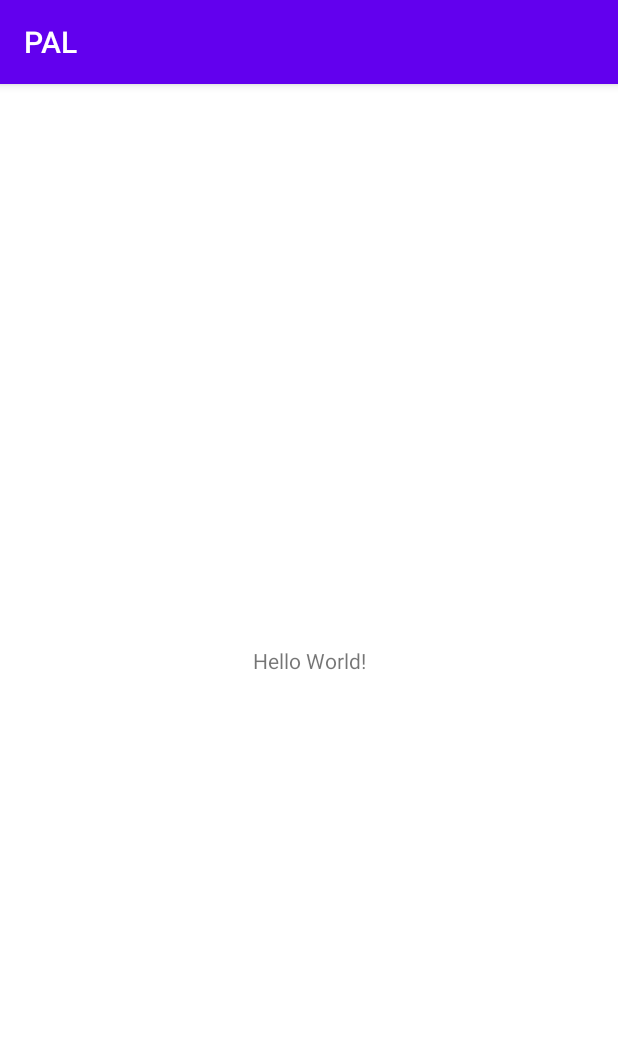
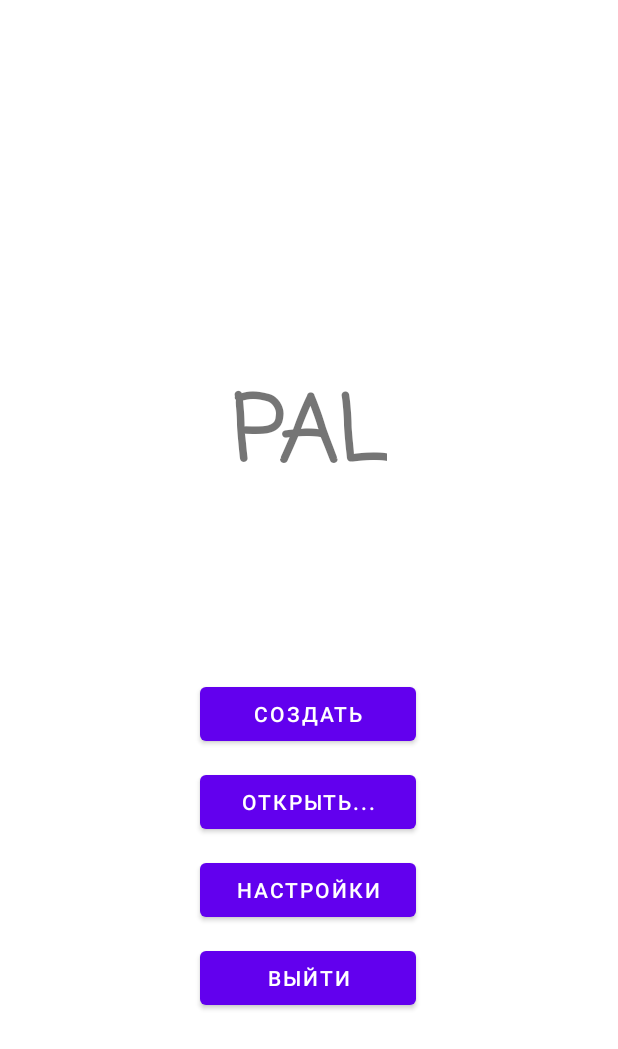
Before and after one commit to IvanVanPAL/PAL, an Android app: the screen it shows after launch (MainActivity), on a phone screen of 412 x 824 dp. Shown: the top 1049 px of the screen. Run offline under Robolectric (Android 15) with nearby library versions, the phone set to English and light mode, and no system bars.

Commit message:
Commit #1. Добавление нескольких макетов, реализация переходов между ними, кнопка выхода.

```diff
--- a/app/src/main/AndroidManifest.xml
+++ b/app/src/main/AndroidManifest.xml
@@ -18,6 +18,9 @@
                 <category android:name="android.intent.category.LAUNCHER" />
             </intent-filter>
         </activity>
+        <activity android:name=".EditorActivity"/>
+        <activity android:name=".OptionsActivity"/>
+
     </application>
 
 </manifest>
--- a/app/src/main/res/layout/activity_main.xml
+++ b/app/src/main/res/layout/activity_main.xml
@@ -6,13 +6,70 @@
     android:layout_height="match_parent"
     tools:context=".MainActivity">
 
-    <TextView
+    <LinearLayout
+        android:id="@+id/linearLayout"
+        android:layout_width="300dp"
+        android:layout_height="351dp"
+        android:layout_marginBottom="84dp"
+        android:gravity="center_horizontal|center_vertical"
+        android:orientation="vertical"
+        app:layout_constraintBottom_toBottomOf="parent"
+        app:layout_constraintEnd_toEndOf="parent"
+        app:layout_constraintHorizontal_bias="0.495"
+        app:layout_constraintStart_toStartOf="parent">
+
+        <Button
+            android:id="@+id/butCreate"
+            android:layout_width="144dp"
+            android:layout_height="wrap_content"
+            android:layout_margin="5dp"
+            android:onClick="onOpenClick"
+            android:text="Создать" />
+
+        <Button
+            android:id="@+id/butOpen"
+            android:layout_width="144dp"
+            android:layout_height="wrap_content"
+            android:layout_margin="5dp"
+            android:onClick="onOpenClick"
+            android:text="Открыть..." />
+
+        <Button
+            android:id="@+id/butOptions"
+            android:layout_width="144dp"
+            android:layout_height="wrap_content"
+            android:layout_margin="5dp"
+            android:text="Настройки" />
+
+        <Button
+            android:id="@+id/butExit"
+            android:layout_width="144dp"
+            android:layout_height="wrap_content"
+            android:layout_margin="5dp"
+            android:onClick="onExitClick"
+            android:text="Выйти" />
+
+    </LinearLayout>
+
+    <androidx.constraintlayout.widget.Guideline
+        android:id="@+id/guideline2"
         android:layout_width="wrap_content"
         android:layout_height="wrap_content"
-        android:text="Hello World!"
-        app:layout_constraintBottom_toBottomOf="parent"
-        app:layout_constraintLeft_toLeftOf="parent"
-        app:layout_constraintRight_toRightOf="parent"
-        app:layout_constraintTop_toTopOf="parent" />
+        android:orientation="horizontal"
+        app:layout_constraintGuide_begin="20dp" />
+
+    <TextView
+        android:id="@+id/labelMain"
+        android:layout_width="wrap_content"
+        android:layout_height="wrap_content"
+        android:fontFamily="casual"
+        android:text="PAL"
+        android:textSize="60sp"
+        android:textStyle="bold"
+        app:layout_constraintBottom_toTopOf="@+id/linearLayout"
+        app:layout_constraintEnd_toEndOf="parent"
+        app:layout_constraintStart_toStartOf="parent"
+        app:layout_constraintTop_toTopOf="parent"
+        app:layout_constraintVertical_bias="0.824" />
 
 </androidx.constraintlayout.widget.ConstraintLayout>
--- /dev/null
+++ b/app/src/main/res/layout/load_activity.xml
@@ -0,0 +1,6 @@
+<?xml version="1.0" encoding="utf-8"?>
+<androidx.constraintlayout.widget.ConstraintLayout xmlns:android="http://schemas.android.com/apk/res/android"
+    android:layout_width="match_parent"
+    android:layout_height="match_parent">
+
+</androidx.constraintlayout.widget.ConstraintLayout>
--- a/app/src/main/res/values-night/themes.xml
+++ b/app/src/main/res/values-night/themes.xml
@@ -1,6 +1,6 @@
 <resources xmlns:tools="http://schemas.android.com/tools">
     <!-- Base application theme. -->
-    <style name="Theme.PAL" parent="Theme.MaterialComponents.DayNight.DarkActionBar">
+    <style name="Theme.PAL" parent="Theme.MaterialComponents.DayNight.NoActionBar">
         <!-- Primary brand color. -->
         <item name="colorPrimary">@color/purple_200</item>
         <item name="colorPrimaryVariant">@color/purple_700</item>
--- a/app/src/main/res/values/strings.xml
+++ b/app/src/main/res/values/strings.xml
@@ -1,3 +1,4 @@
 <resources>
     <string name="app_name">PAL</string>
+    <string name="width_main_button">144dp</string>
 </resources>
--- a/app/src/main/res/values/themes.xml
+++ b/app/src/main/res/values/themes.xml
@@ -1,6 +1,6 @@
 <resources xmlns:tools="http://schemas.android.com/tools">
     <!-- Base application theme. -->
-    <style name="Theme.PAL" parent="Theme.MaterialComponents.DayNight.DarkActionBar">
+    <style name="Theme.PAL" parent="Theme.MaterialComponents.DayNight.NoActionBar">
         <!-- Primary brand color. -->
         <item name="colorPrimary">@color/purple_500</item>
         <item name="colorPrimaryVariant">@color/purple_700</item>
```
Also changed, not shown: app/src/main/java/com/example/pal/EditorActivity.java (added, +19 -0 lines), app/src/main/java/com/example/pal/MainActivity.java (+15 -0 lines), app/src/main/java/com/example/pal/OptionsActivity.java (added, +17 -0 lines), app/src/main/res/layout/editor_activity.xml (added, +31 -0 lines), app/src/main/res/layout/options_activity.xml (added, +32 -0 lines).
